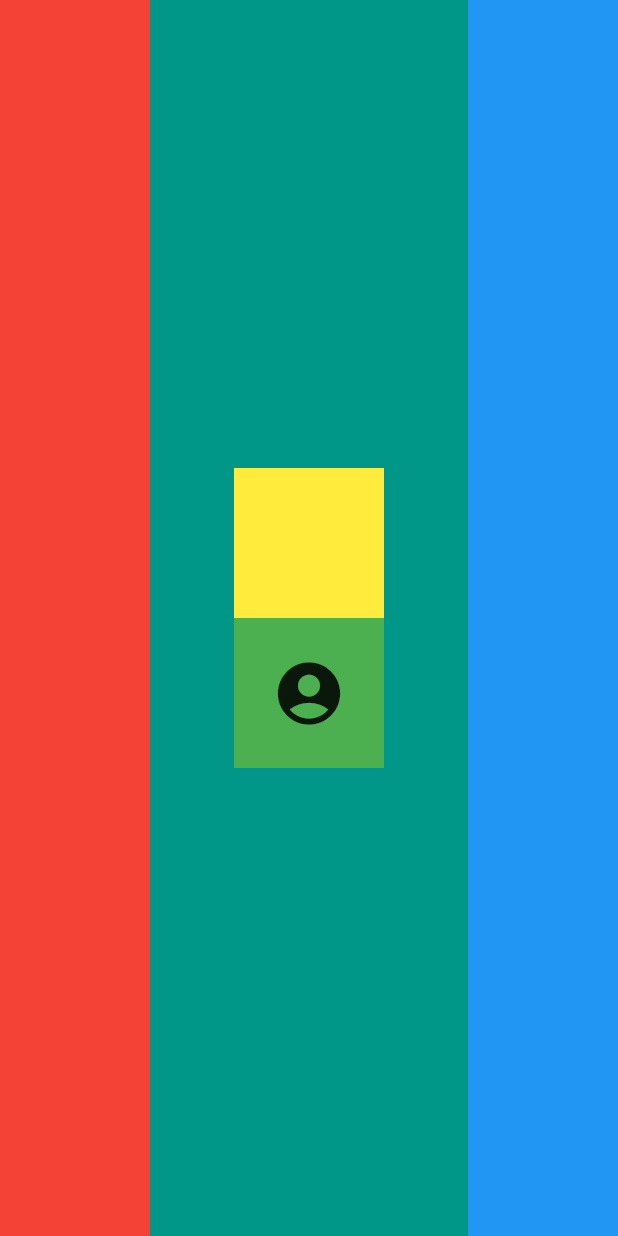
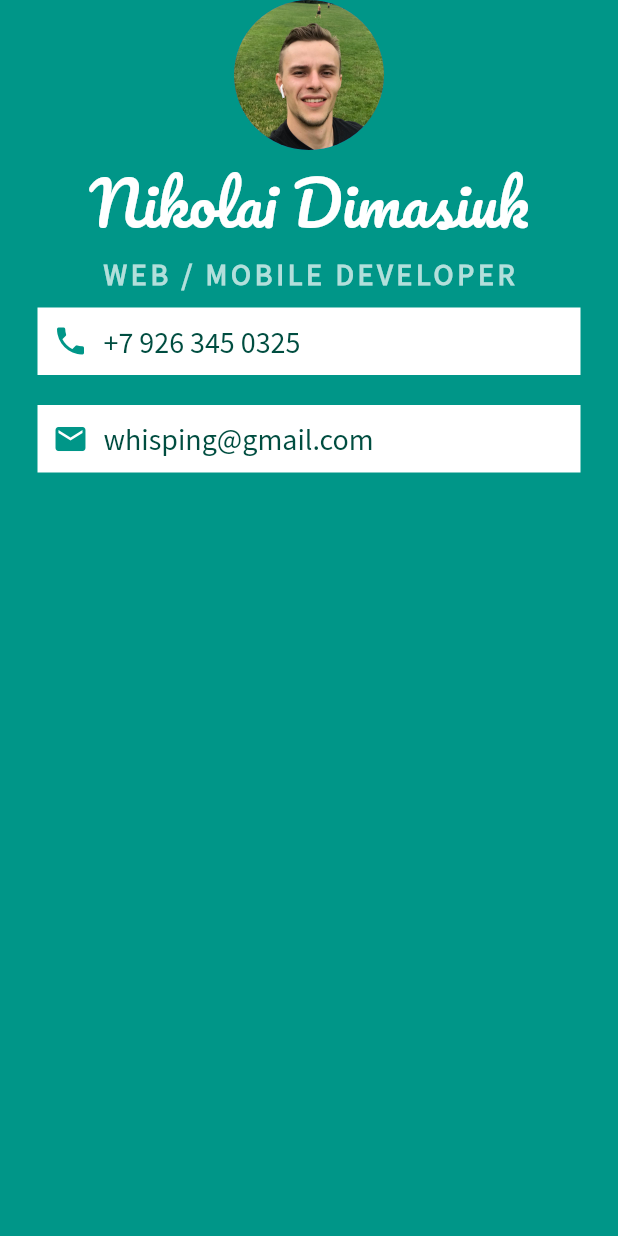
Before and after one commit to whisping/mi-card-flutter, a Flutter app: the screen it shows after launch, on a phone screen of 412 x 824 dp. Run offline on Flutter 3.47's test engine with Material 2 defaults, Android fonts, the phone set to English and light mode, and no system bars.

Commit message:
added phone & mail

```diff
--- a/lib/main.dart
+++ b/lib/main.dart
@@ -13,35 +13,78 @@ class MyApp extends StatelessWidget {
       home: Scaffold(
         backgroundColor: Colors.teal,
         body: SafeArea(
-          child: Row(
-            mainAxisAlignment: MainAxisAlignment.spaceBetween,
+          child: Column(
             children: <Widget>[
-              Container(
-                color: Colors.red,
-                width: 100,
+              CircleAvatar(
+                radius: 50,
+                backgroundImage: AssetImage('images/avatar.jpg'),
               ),
-              Column(
-                mainAxisAlignment: MainAxisAlignment.center,
-                children: <Widget>[
-                  Container(
-                    color: Colors.yellow,
-                    height: 100,
-                    width: 100,
-                  ),
-                  Container(
-                    color: Colors.green,
-                    height: 100,
-                    width: 100,
-                    child: Icon(
-                      Icons.account_circle,
-                      size: 50,
-                    ),
-                  ),
-                ],
+              Text(
+                'Nikolai Dimasiuk',
+                style: TextStyle(
+                  fontFamily: 'Pacifico',
+                  fontSize: 40,
+                  color: Colors.white,
+                  fontWeight: FontWeight.w500,
+                ),
+              ),
+              Text(
+                'WEB / MOBILE DEVELOPER',
+                style: TextStyle(
+                  fontFamily: 'Source Sans Pro',
+                  color: Colors.teal[100],
+                  fontSize: 20,
+                  fontWeight: FontWeight.bold,
+                  letterSpacing: 2.5,
+                ),
               ),
               Container(
-                color: Colors.blue,
-                width: 100,
+                color: Colors.white,
+                margin: EdgeInsets.symmetric(vertical: 10, horizontal: 25),
+                padding: EdgeInsets.all(10),
+                child: Row(
+                  children: <Widget>[
+                    Icon(
+                      Icons.phone,
+                      color: Colors.teal,
+                    ),
+                    SizedBox(
+                      width: 10,
+                    ),
+                    Text(
+                      '+7 926 345 0325',
+                      style: TextStyle(
+                        color: Colors.teal.shade900,
+                        fontFamily: 'Source Sans Pro',
+                        fontSize: 20,
+                      ),
+                    ),
+                  ],
+                ),
+              ),
+              Container(
+                color: Colors.white,
+                margin: EdgeInsets.symmetric(vertical: 10, horizontal: 25),
+                padding: EdgeInsets.all(10),
+                child: Row(
+                  children: <Widget>[
+                    Icon(
+                      Icons.email,
+                      color: Colors.teal,
+                    ),
+                    SizedBox(
+                      width: 10,
+                    ),
+                    Text(
+                      'whisping@gmail.com',
+                      style: TextStyle(
+                        color: Colors.teal.shade900,
+                        fontFamily: 'Source Sans Pro',
+                        fontSize: 20,
+                      ),
+                    ),
+                  ],
+                ),
               ),
             ],
           ),
```
Also changed, not shown: pubspec.yaml (+9 -3 lines), fonts/Pacifico-Regular.ttf (added), fonts/SourceSansPro-Regular.ttf (added), images/avatar.jpg (added).
